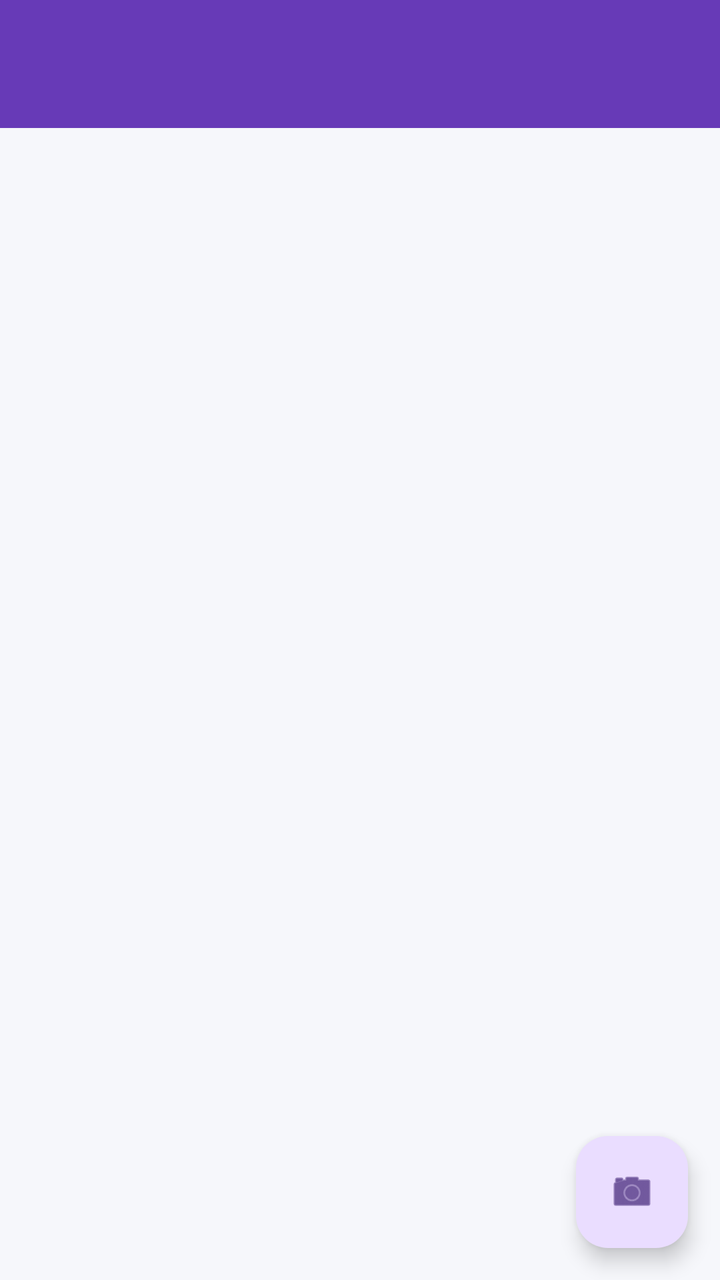
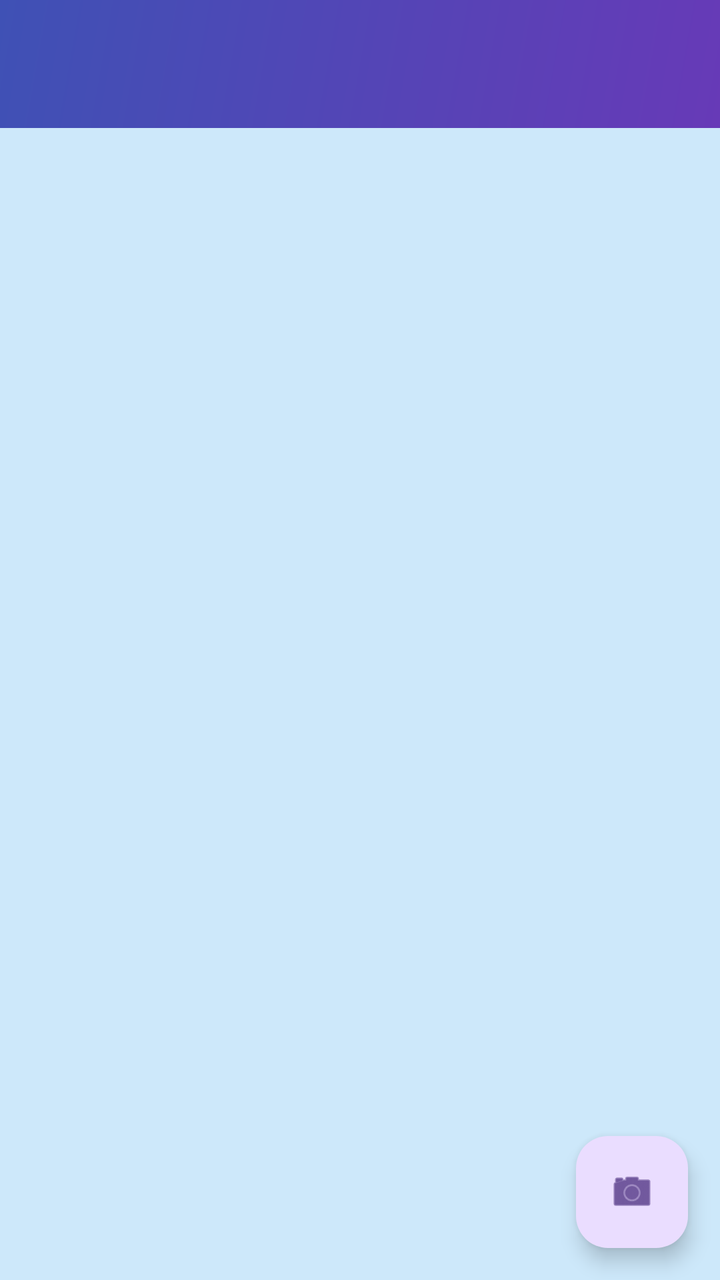

Screens rendered from an Android XML layout before and after an edit, with the pre-edit source and the edit as a unified diff.
<!-- AndroidManifest.xml: application theme Theme.CampusConnect -->
<!-- res/layout/activity_event_recap.xml -->
<?xml version="1.0" encoding="utf-8"?>
<androidx.constraintlayout.widget.ConstraintLayout xmlns:android="http://schemas.android.com/apk/res/android"
    xmlns:app="http://schemas.android.com/apk/res-auto"
    android:layout_width="match_parent"
    android:layout_height="match_parent">

    <com.google.android.material.appbar.MaterialToolbar
        android:id="@+id/toolbar"
        android:layout_width="match_parent"
        android:layout_height="?attr/actionBarSize"
        android:background="?attr/colorPrimary"
        app:titleTextColor="?attr/colorOnPrimary"
        app:layout_constraintTop_toTopOf="parent" />

    <androidx.recyclerview.widget.RecyclerView
        android:id="@+id/recapRecyclerView"
        android:layout_width="match_parent"
        android:layout_height="0dp"
        android:padding="4dp"
        app:layout_constraintBottom_toBottomOf="parent"
        app:layout_constraintTop_toBottomOf="@id/toolbar" />

    <com.google.android.material.floatingactionbutton.FloatingActionButton
        android:id="@+id/addPhotoFab"
        android:layout_width="wrap_content"
        android:layout_height="wrap_content"
        android:layout_margin="16dp"
        android:src="@android:drawable/ic_menu_camera"
        app:layout_constraintBottom_toBottomOf="parent"
        app:layout_constraintEnd_toEndOf="parent"
        android:contentDescription="@string/cd_add_memory_photo" />

</androidx.constraintlayout.widget.ConstraintLayout>
<!-- resources referenced by this layout -->
<resources>
  <string name="cd_add_memory_photo">Add Memory Photo</string>
  <style name="Theme.CampusConnect" parent="Base.Theme.CampusConnect" />
  <style name="Base.Theme.CampusConnect" parent="Theme.Material3.DayNight.NoActionBar">
          
          <item name="colorPrimary">@color/primary</item>
          <item name="colorOnPrimary">@color/on_primary</item>
          <item name="colorSecondary">@color/secondary</item>
          <item name="colorOnSecondary">@color/on_secondary</item>
          <item name="colorTertiary">@color/tertiary</item>
          <item name="colorOnTertiary">@color/on_tertiary</item>
          <item name="android:windowBackground">@color/background</item>
          <item name="colorSurface">@color/surface</item>
          <item name="colorOnSurface">@color/on_surface</item>
  
          <item name="colorSurfaceVariant">@color/surface_variant</item>
          <item name="colorOnSurfaceVariant">@color/on_surface_variant</item>
          <item name="colorError">@color/error</item>
          <item name="colorOnError">@color/on_error</item>
          <item name="colorOutline">@color/outline</item>
          <item name="colorOutlineVariant">@color/outline_variant</item>
          <item name="android:statusBarColor">@color/primary</item>
  
          
          <item name="materialCardViewStyle">@style/Widget.CampusConnect.Card</item>
      </style>
  <color name="primary">#673AB7</color>
  <color name="on_primary">#FFFFFF</color>
  <color name="secondary">#009688</color>
  <color name="on_secondary">#FFFFFF</color>
  <color name="tertiary">#FFC107</color>
  <color name="on_tertiary">#000000</color>
  <color name="background">#F6F7FB</color>
  <color name="surface">#FFFFFF</color>
  <color name="on_surface">#1A1C1E</color>
  <color name="surface_variant">#E1E2EC</color>
  <color name="on_surface_variant">#44474E</color>
  <color name="error">#B3261E</color>
  <color name="on_error">#FFFFFF</color>
  <color name="outline">#74777F</color>
  <color name="outline_variant">#C4C6D0</color>
  <style name="Widget.CampusConnect.Card" parent="Widget.Material3.CardView.Elevated">
          <item name="cardCornerRadius">16dp</item>
          <item name="cardElevation">2dp</item>
          <item name="strokeWidth">0dp</item>
      </style>
</resources>

<!-- the commit's change to res/layout/activity_event_recap.xml (unified diff, before → after) -->
@@ -5,10 +5,11 @@
     android:layout_height="match_parent">
 
     <com.google.android.material.appbar.MaterialToolbar
+        android:theme="@style/ThemeOverlay.CampusConnect.Toolbar"
         android:id="@+id/toolbar"
         android:layout_width="match_parent"
         android:layout_height="?attr/actionBarSize"
-        android:background="?attr/colorPrimary"
+        android:background="@drawable/bg_toolbar_gradient"
         app:titleTextColor="?attr/colorOnPrimary"
         app:layout_constraintTop_toTopOf="parent" />
 
<!-- resource entries referenced after the edit -->
@@ -1,7 +1,22 @@
 <!-- resources referenced by this layout -->
 <resources>
+  <!-- drawable bg_toolbar_gradient (drawable) -->
+  <?xml version="1.0" encoding="utf-8"?>
+  <shape xmlns:android="http://schemas.android.com/apk/res/android"
+      android:shape="rectangle">
+      <gradient
+          android:angle="135"
+          android:startColor="@color/gradient_start"
+          android:endColor="@color/gradient_end"
+          android:type="linear" />
+  </shape>
   <string name="cd_add_memory_photo">Add Memory Photo</string>
+  <style name="ThemeOverlay.CampusConnect.Toolbar" parent="">
+          <item name="colorControlNormal">?attr/colorOnPrimary</item>
+      </style>
   <style name="Theme.CampusConnect" parent="Base.Theme.CampusConnect" />
+  <color name="gradient_start">#673AB7</color>
+  <color name="gradient_end">#3F51B5</color>
   <style name="Base.Theme.CampusConnect" parent="Theme.Material3.DayNight.NoActionBar">
           
           <item name="colorPrimary">@color/primary</item>
@@ -24,6 +39,7 @@
   
           
           <item name="materialCardViewStyle">@style/Widget.CampusConnect.Card</item>
+          <item name="toolbarStyle">@style/Widget.CampusConnect.Toolbar</item>
       </style>
   <color name="primary">#673AB7</color>
   <color name="on_primary">#FFFFFF</color>
@@ -31,7 +47,7 @@
   <color name="on_secondary">#FFFFFF</color>
   <color name="tertiary">#FFC107</color>
   <color name="on_tertiary">#000000</color>
-  <color name="background">#F6F7FB</color>
+  <color name="background">#CDE8FA</color>
   <color name="surface">#FFFFFF</color>
   <color name="on_surface">#1A1C1E</color>
   <color name="surface_variant">#E1E2EC</color>
@@ -41,9 +57,16 @@
   <color name="outline">#74777F</color>
   <color name="outline_variant">#C4C6D0</color>
   <style name="Widget.CampusConnect.Card" parent="Widget.Material3.CardView.Elevated">
-          <item name="cardCornerRadius">16dp</item>
-          <item name="cardElevation">2dp</item>
+          
+          <item name="cardBackgroundColor">@color/tile_bg</item>
+          <item name="cardCornerRadius">18dp</item>
+          <item name="cardElevation">0dp</item>
           <item name="strokeWidth">0dp</item>
       </style>
+  <style name="Widget.CampusConnect.Toolbar" parent="Widget.Material3.Toolbar">
+          <item name="navigationIconTint">?attr/colorOnPrimary</item>
+          <item name="android:theme">@style/ThemeOverlay.CampusConnect.Toolbar</item>
+      </style>
+  <color name="tile_bg">#ECE8FE</color>
 </resources>
 
